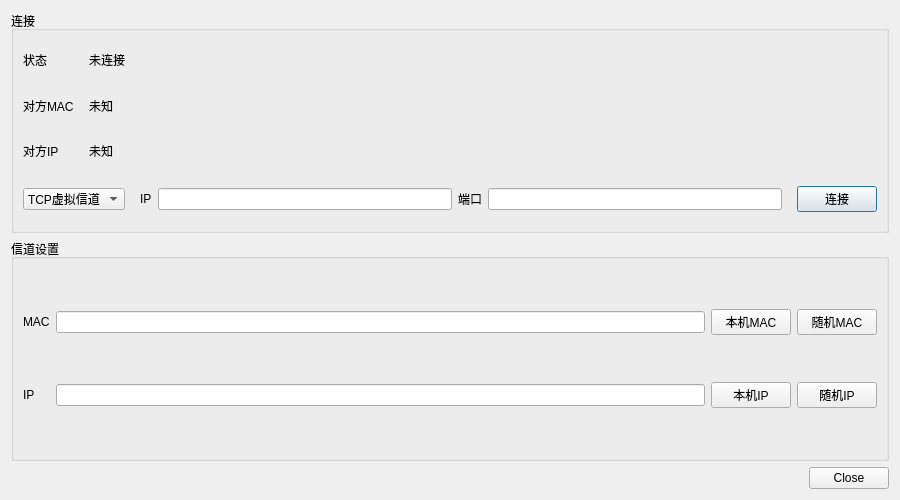
Old version of the form UI/conndialog.ui in the repository liricliu/PDUPacker.
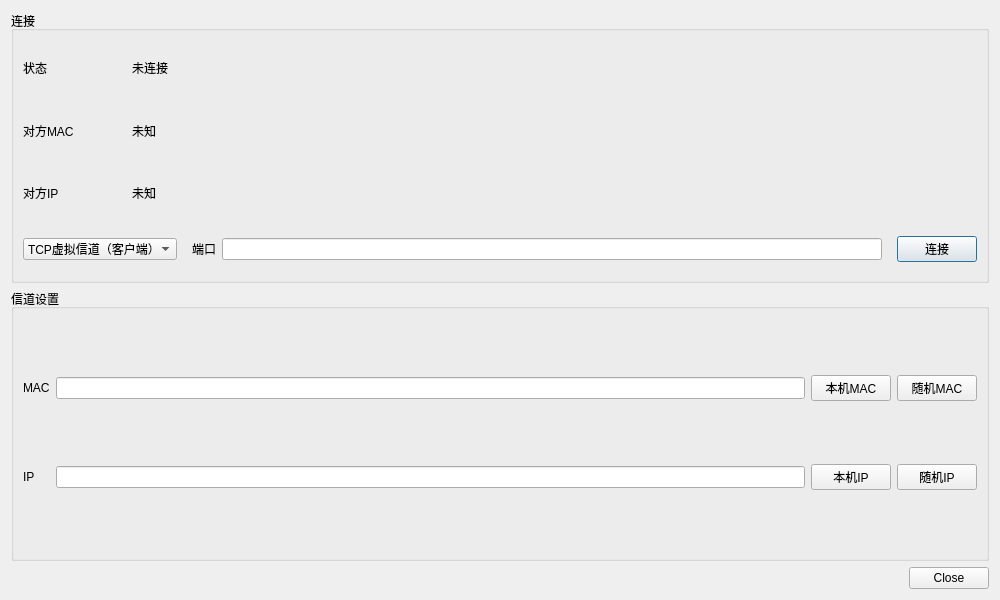
New version of the form. The open tabs and pages were chosen to show the change.

Commit message: 完成TCP虚拟信道连接

The edit to the form file:
```diff
--- a/UI/conndialog.ui
+++ b/UI/conndialog.ui
@@ -6,8 +6,8 @@
    <rect>
     <x>0</x>
     <y>0</y>
-    <width>900</width>
-    <height>500</height>
+    <width>1000</width>
+    <height>600</height>
    </rect>
   </property>
   <property name="sizePolicy">
@@ -18,8 +18,8 @@
   </property>
   <property name="minimumSize">
    <size>
-    <width>900</width>
-    <height>500</height>
+    <width>1000</width>
+    <height>600</height>
    </size>
   </property>
   <property name="maximumSize">
@@ -74,9 +74,20 @@
       </item>
       <item row="3" column="0" colspan="3">
        <widget class="QComboBox" name="comboBox">
+        <property name="sizePolicy">
+         <sizepolicy hsizetype="Maximum" vsizetype="Fixed">
+          <horstretch>0</horstretch>
+          <verstretch>0</verstretch>
+         </sizepolicy>
+        </property>
         <item>
          <property name="text">
-          <string>TCP虚拟信道</string>
+          <string>TCP虚拟信道（客户端）</string>
+         </property>
+        </item>
+        <item>
+         <property name="text">
+          <string>TCP虚拟信道（服务端）</string>
          </property>
         </item>
         <item>
@@ -141,6 +152,20 @@
           </item>
          </layout>
         </widget>
+        <widget class="QWidget" name="page_3">
+         <layout class="QHBoxLayout" name="horizontalLayout_3">
+          <item>
+           <widget class="QLabel" name="label_12">
+            <property name="text">
+             <string>端口</string>
+            </property>
+           </widget>
+          </item>
+          <item>
+           <widget class="QLineEdit" name="lineEdit_5"/>
+          </item>
+         </layout>
+        </widget>
         <widget class="QWidget" name="page_2">
          <layout class="QHBoxLayout" name="horizontalLayout_2">
           <item>
```
The commit also changes 10 other files.
